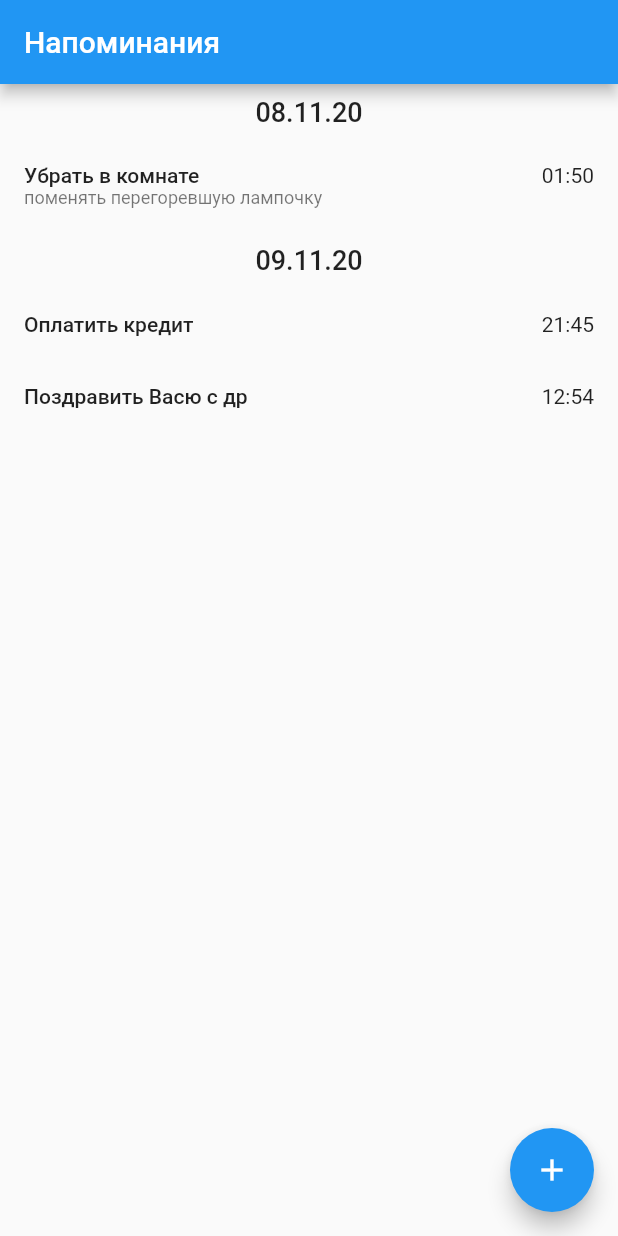
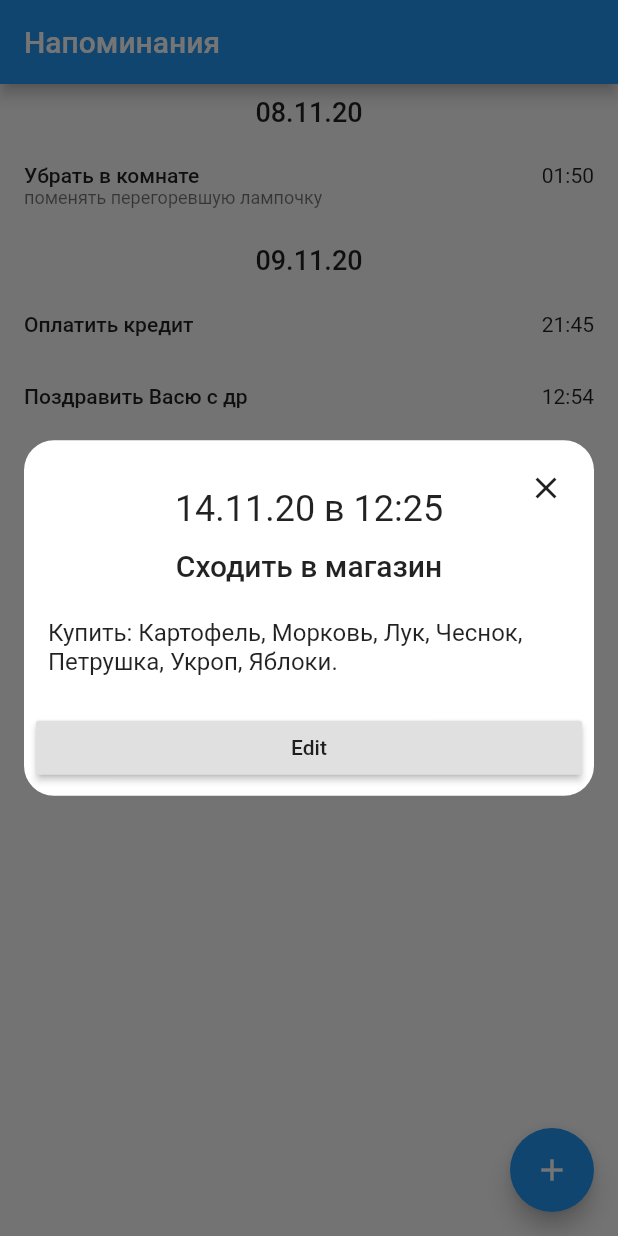
Before and after one commit to rockstar4095/reminder_flutter_app, a Flutter app: the screen it shows after launch, after a tap on "Убрать в комнате", on a phone screen of 412 x 824 dp. Run offline on Flutter 3.47's test engine with Material 2 defaults, Android fonts, the phone set to English and light mode, and no system bars; our stand-ins replace equatable, flutter_bloc.

Commit message:
MainScreen: ViewReminderDialog initial layout.

```diff
--- a/lib/model/reminder.dart
+++ b/lib/model/reminder.dart
@@ -1,11 +1,13 @@
 import 'package:flutter/material.dart';
 
 class Reminder {
+  final int id;
   final String title;
   final String description;
   final DateTime dateTime;
 
   Reminder({
+    @required this.id,
     @required this.title,
     @required this.dateTime,
     this.description = '',
--- a/lib/screens/mainscreen/reminder_dialog.dart
+++ b/lib/screens/mainscreen/edit_reminder_dialog.dart
@@ -1,35 +1,28 @@
 import 'package:flutter/material.dart';
+import 'package:reminder_flutter_app/utils/widgets.dart';
 
-class ReminderDialog {
-  static void open(BuildContext context) => showModalBottomSheet(
+class EditReminderDialog {
+  static void open(BuildContext context, {int reminderId}) =>
+      showModalBottomSheet(
         context: context,
         isScrollControlled: true,
         backgroundColor: Colors.transparent,
-        builder: (context) => _ReminderDialog(),
+        builder: (context) => _EditReminderDialog(reminderId: reminderId),
       );
 }
 
-class _ReminderDialog extends StatelessWidget {
+class _EditReminderDialog extends StatelessWidget {
+  final int reminderId;
+
+  _EditReminderDialog({this.reminderId});
+
   @override
   Widget build(BuildContext context) {
     return Padding(
       padding: EdgeInsets.only(
         bottom: MediaQuery.of(context).viewInsets.bottom,
       ),
-      child: Container(
-        height: double.infinity,
-        alignment: Alignment.center,
-        child: SingleChildScrollView(
-          child: Container(
-            margin: const EdgeInsets.symmetric(vertical: 32, horizontal: 16),
-            decoration: BoxDecoration(
-              color: Colors.white,
-              borderRadius: BorderRadius.all(Radius.circular(20)),
-            ),
-            child: _body(context),
-          ),
-        ),
-      ),
+      child: modalBottomSheet(body: _body(context)),
     );
   }
 
--- a/lib/screens/mainscreen/main_screen.dart
+++ b/lib/screens/mainscreen/main_screen.dart
@@ -3,7 +3,7 @@ import 'package:flutter_bloc/flutter_bloc.dart';
 import 'package:reminder_flutter_app/bloc/bloc_builder.dart';
 import 'package:reminder_flutter_app/bloc/main_bloc/main_bloc.dart';
 import 'package:reminder_flutter_app/model/reminder.dart';
-import 'package:reminder_flutter_app/screens/mainscreen/reminder_dialog.dart';
+import 'package:reminder_flutter_app/screens/mainscreen/edit_reminder_dialog.dart';
 import 'package:reminder_flutter_app/screens/mainscreen/reminder_item.dart';
 
 class MainScreen extends StatelessWidget {
@@ -18,7 +18,7 @@ class MainScreen extends StatelessWidget {
       ),
       floatingActionButton: FloatingActionButton(
         onPressed: () {
-          ReminderDialog.open(context);
+          EditReminderDialog.open(context);
         },
         child: Icon(Icons.add),
       ),
@@ -57,15 +57,18 @@ class MainScreen extends StatelessWidget {
 
 final _reminders = [
   Reminder(
+    id: 0,
     title: 'Убрать в комнате',
     dateTime: DateTime.parse('2020-11-08T01:50:00.000000Z'),
     description: 'поменять перегоревшую лампочку',
   ),
   Reminder(
+    id: 1,
     title: 'Оплатить кредит',
     dateTime: DateTime.parse('2020-11-09T21:45:00.000000Z'),
   ),
   Reminder(
+    id: 2,
     title: 'Поздравить Васю с др',
     dateTime: DateTime.parse('2020-11-09T12:54:00.000000Z'),
   ),
--- a/lib/screens/mainscreen/reminder_item.dart
+++ b/lib/screens/mainscreen/reminder_item.dart
@@ -2,6 +2,7 @@ import 'package:flutter/material.dart';
 import 'package:flutter_bloc/flutter_bloc.dart';
 import 'package:reminder_flutter_app/bloc/main_bloc/main_bloc.dart';
 import 'package:reminder_flutter_app/model/reminder.dart';
+import 'package:reminder_flutter_app/screens/mainscreen/view_reminder_dialog.dart';
 import 'package:reminder_flutter_app/utils/extensions.dart';
 
 class ReminderItem extends StatelessWidget {
@@ -9,12 +10,14 @@ class ReminderItem extends StatelessWidget {
   final int index;
   final Reminder _current;
   final Reminder _previous;
+  final int reminderId;
 
   ReminderItem({
     @required this.reminders,
     @required this.index,
   })  : _current = reminders[index],
-        _previous = index > 0 ? reminders[index - 1] : null;
+        _previous = index > 0 ? reminders[index - 1] : null,
+        reminderId = reminders[index].id;
 
   @override
   Widget build(BuildContext context) {
@@ -37,7 +40,7 @@ class ReminderItem extends StatelessWidget {
             if (state.isSelectedModeActive) {
               context.read<MainBloc>().onItemSelect(index);
             } else {
-              // open reminder summary
+              ViewReminderDialog.open(context, reminderId);
             }
           },
           onLongPress: () => context.read<MainBloc>().onItemSelect(index),
--- /dev/null
+++ b/lib/screens/mainscreen/view_reminder_dialog.dart
@@ -0,0 +1,88 @@
+import 'package:flutter/material.dart';
+import 'package:reminder_flutter_app/screens/mainscreen/edit_reminder_dialog.dart';
+import 'package:reminder_flutter_app/utils/widgets.dart';
+
+class ViewReminderDialog {
+  static void open(BuildContext context, int reminderId) =>
+      showModalBottomSheet(
+        context: context,
+        isScrollControlled: true,
+        backgroundColor: Colors.transparent,
+        builder: (context) => _ViewReminderDialog(reminderId),
+      );
+}
+
+class _ViewReminderDialog extends StatelessWidget {
+  final int reminderId;
+
+  _ViewReminderDialog(this.reminderId);
+
+  @override
+  Widget build(BuildContext context) {
+    return modalBottomSheet(body: _body(context));
+  }
+
+  Widget _body(BuildContext context) => Padding(
+        padding: const EdgeInsets.all(8),
+        child: Column(
+          children: [
+            Stack(
+              children: [
+                _title(context),
+                _closeDialogButton(context),
+              ],
+            ),
+            SizedBox(height: 12),
+            _reminderTitle(context),
+            SizedBox(height: 24),
+            _reminderDescription(context),
+            SizedBox(height: 24),
+            _editButton(context),
+          ],
+        ),
+      );
+
+  Widget _closeDialogButton(BuildContext context) => Align(
+        alignment: Alignment.topRight,
+        child: IconButton(
+          icon: Icon(Icons.close),
+          onPressed: () {
+            Navigator.of(context).pop();
+          },
+        ),
+      );
+
+  Widget _title(BuildContext context) => Center(
+        child: Padding(
+          padding: const EdgeInsets.only(top: 24),
+          child: Text(
+            '14.11.20 в 12:25',
+            style: Theme.of(context).textTheme.headline5,
+          ),
+        ),
+      );
+
+  Widget _reminderTitle(BuildContext context) => Text(
+        'Сходить в магазин',
+        style: Theme.of(context).textTheme.headline6,
+      );
+
+  Widget _reminderDescription(BuildContext context) => Padding(
+        padding: const EdgeInsets.symmetric(horizontal: 8),
+        child: Text(
+          'Купить: Картофель, Морковь, Лук, Чеснок, Петрушка, Укроп, Яблоки.',
+          style: Theme.of(context).textTheme.bodyText2.copyWith(fontSize: 16),
+        ),
+      );
+
+  Widget _editButton(BuildContext context) => SizedBox(
+        width: double.infinity,
+        child: RaisedButton(
+          child: Text('Edit'),
+          onPressed: () {
+            Navigator.of(context).pop();
+            EditReminderDialog.open(context, reminderId: reminderId);
+          },
+        ),
+      );
+}
--- /dev/null
+++ b/lib/utils/widgets.dart
@@ -0,0 +1,16 @@
+import 'package:flutter/material.dart';
+
+Widget modalBottomSheet({Widget body}) => Container(
+  height: double.infinity,
+  alignment: Alignment.center,
+  child: SingleChildScrollView(
+    child: Container(
+      margin: const EdgeInsets.symmetric(vertical: 32, horizontal: 16),
+      decoration: BoxDecoration(
+        color: Colors.white,
+        borderRadius: BorderRadius.all(Radius.circular(20)),
+      ),
+      child: body,
+    ),
+  ),
+);
```
